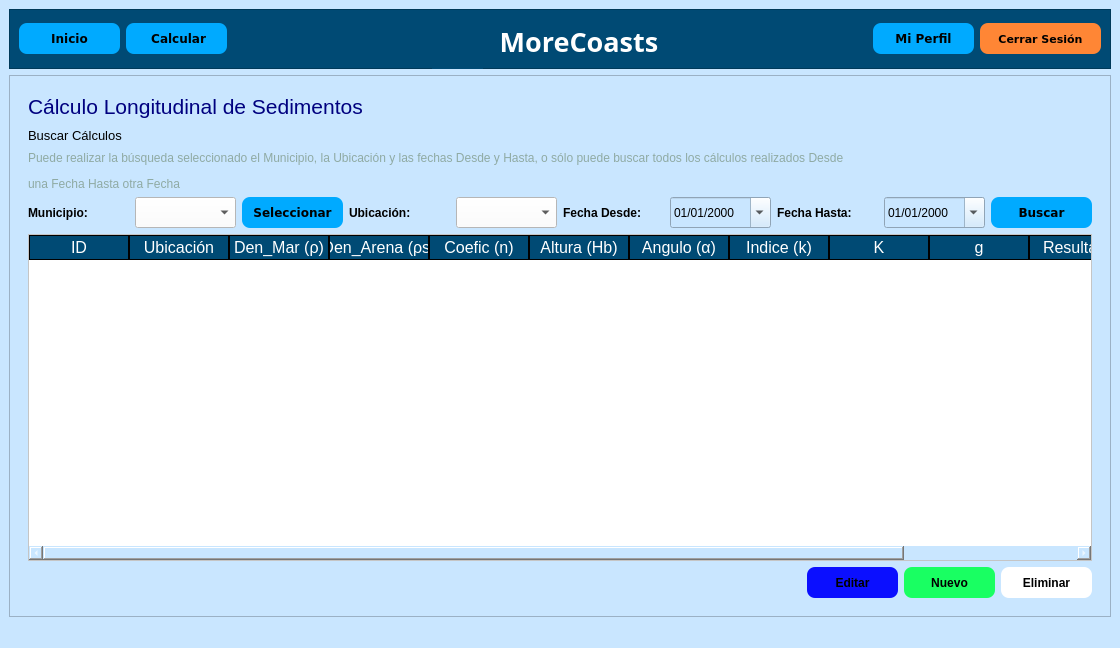
dariel-cabrera/SGCTS-GeoCuba-pyqt, file gui/PrincipalUsuario.ui: the form before one commit.
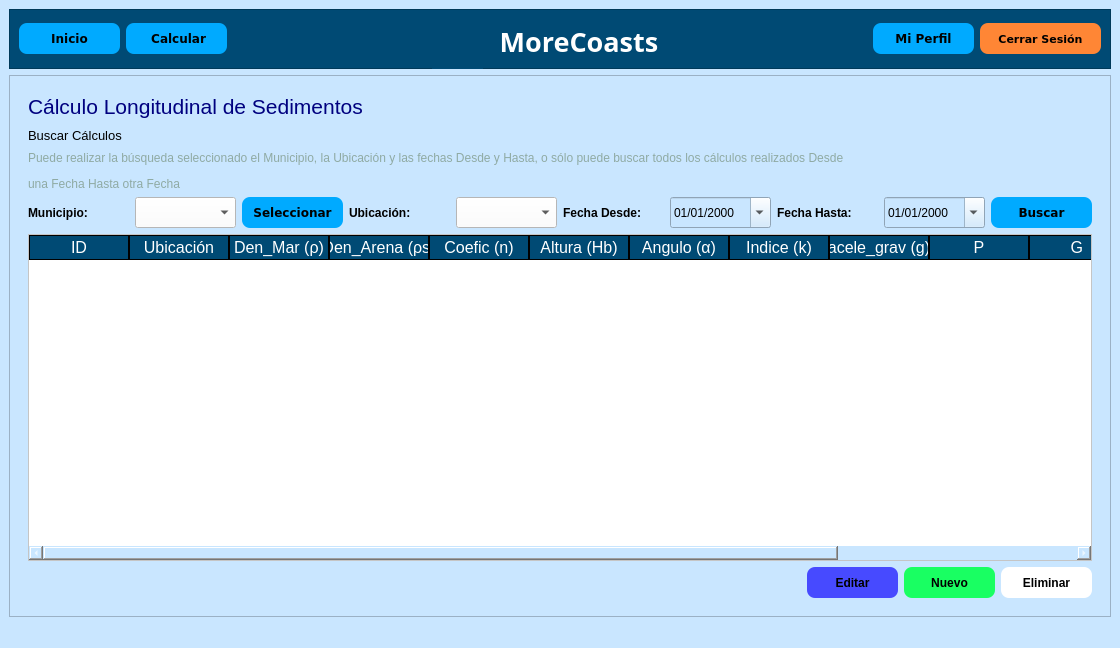
The form after the commit. The open tabs and pages were chosen to show the change. Icons and pictures are not drawn.

The edit to the form file:
```diff
--- a/gui/PrincipalUsuario.ui
+++ b/gui/PrincipalUsuario.ui
@@ -881,21 +881,26 @@
                <string>Indice (k)</string>
               </property>
              </column>
+             <column>
+              <property name="text">
+               <string>acele_grav (g)</string>
+              </property>
+             </column>
+             <column>
+              <property name="text">
+               <string>P</string>
+              </property>
+             </column>
+             <column>
+              <property name="text">
+               <string>G </string>
+              </property>
+             </column>
              <column>
               <property name="text">
                <string>K</string>
               </property>
              </column>
-             <column>
-              <property name="text">
-               <string>g</string>
-              </property>
-             </column>
-             <column>
-              <property name="text">
-               <string>Resultado</string>
-              </property>
-             </column>
              <column>
               <property name="text">
                <string>Fecha</string>
@@ -942,7 +947,7 @@
                </property>
                <property name="styleSheet">
                 <string notr="true">QPushButton{
-background-color: rgb(11, 15, 255);
+background-color: rgb(71, 74, 255);
 color: rgb(0, 0, 0);
 border-radius:8px;
 }
```
Left out of the diff: 2 changed lines with no effect on the pictures.
